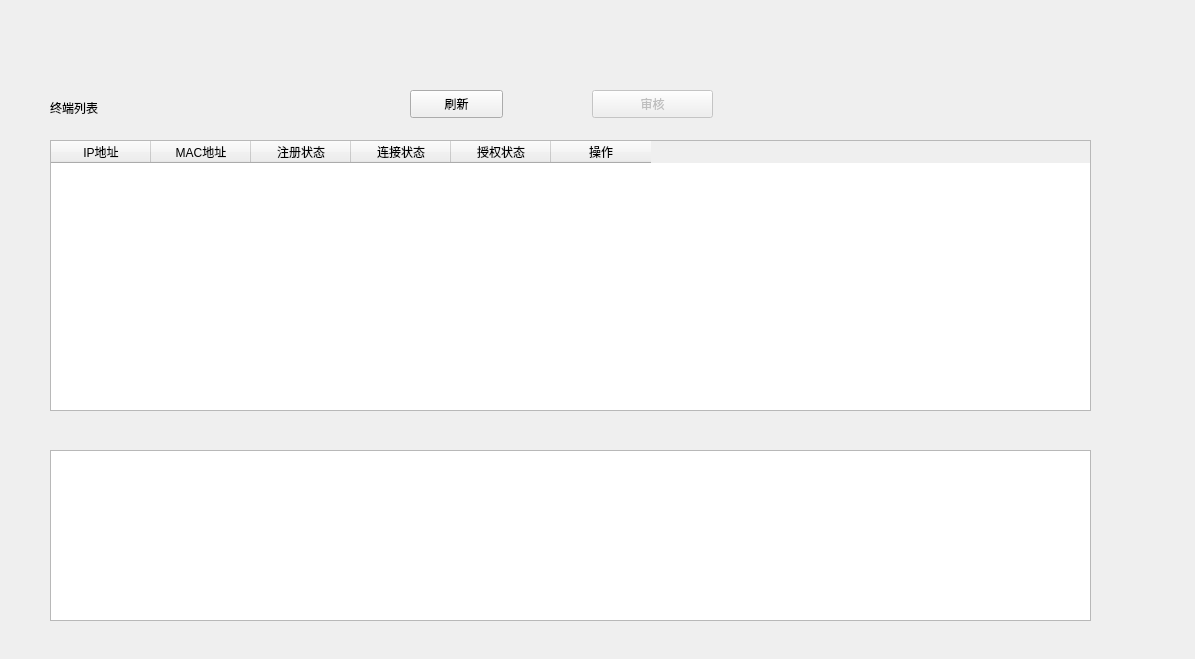
Before: the Qt Designer form SecAccess/secserver.ui in jxfconnect/secAccess, drawn with Qt 5.
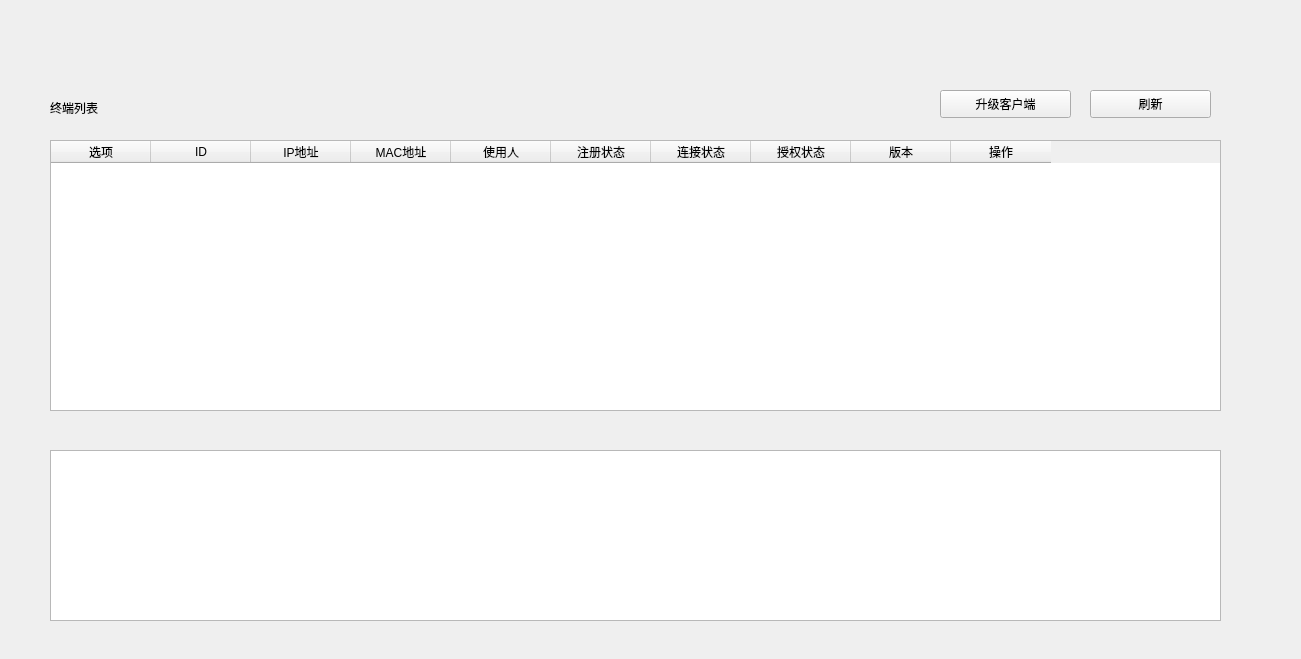
After: the same form once the commit is applied.

The edit to the form file:
```diff
--- a/SecAccess/secserver.ui
+++ b/SecAccess/secserver.ui
@@ -6,7 +6,7 @@
    <rect>
     <x>0</x>
     <y>0</y>
-    <width>1195</width>
+    <width>1301</width>
     <height>659</height>
    </rect>
   </property>
@@ -18,10 +18,20 @@
     <rect>
      <x>50</x>
      <y>140</y>
-     <width>1041</width>
+     <width>1171</width>
      <height>271</height>
     </rect>
    </property>
+   <column>
+    <property name="text">
+     <string>选项</string>
+    </property>
+   </column>
+   <column>
+    <property name="text">
+     <string>ID</string>
+    </property>
+   </column>
    <column>
     <property name="text">
      <string>IP地址</string>
@@ -32,6 +42,11 @@
      <string>MAC地址</string>
     </property>
    </column>
+   <column>
+    <property name="text">
+     <string>使用人</string>
+    </property>
+   </column>
    <column>
     <property name="text">
      <string>注册状态</string>
@@ -47,6 +62,11 @@
      <string>授权状态</string>
     </property>
    </column>
+   <column>
+    <property name="text">
+     <string>版本</string>
+    </property>
+   </column>
    <column>
     <property name="text">
      <string>操作</string>
@@ -58,27 +78,11 @@
     <rect>
      <x>50</x>
      <y>450</y>
-     <width>1041</width>
+     <width>1171</width>
      <height>171</height>
     </rect>
    </property>
   </widget>
-  <widget class="QPushButton" name="pushButton_OpenApproval">
-   <property name="enabled">
-    <bool>false</bool>
-   </property>
-   <property name="geometry">
-    <rect>
-     <x>592</x>
-     <y>90</y>
-     <width>121</width>
-     <height>28</height>
-    </rect>
-   </property>
-   <property name="text">
-    <string>审核</string>
-   </property>
-  </widget>
   <widget class="QLabel" name="label_Clients">
    <property name="geometry">
     <rect>
@@ -95,9 +99,9 @@
   <widget class="QPushButton" name="pushButton_Refresh">
    <property name="geometry">
     <rect>
-     <x>410</x>
+     <x>1090</x>
      <y>90</y>
-     <width>93</width>
+     <width>121</width>
      <height>28</height>
     </rect>
    </property>
@@ -105,6 +109,19 @@
     <string>刷新</string>
    </property>
   </widget>
+  <widget class="QPushButton" name="pushButton_UpgradeClient">
+   <property name="geometry">
+    <rect>
+     <x>940</x>
+     <y>90</y>
+     <width>131</width>
+     <height>28</height>
+    </rect>
+   </property>
+   <property name="text">
+    <string>升级客户端</string>
+   </property>
+  </widget>
  </widget>
  <resources/>
  <connections/>
```
